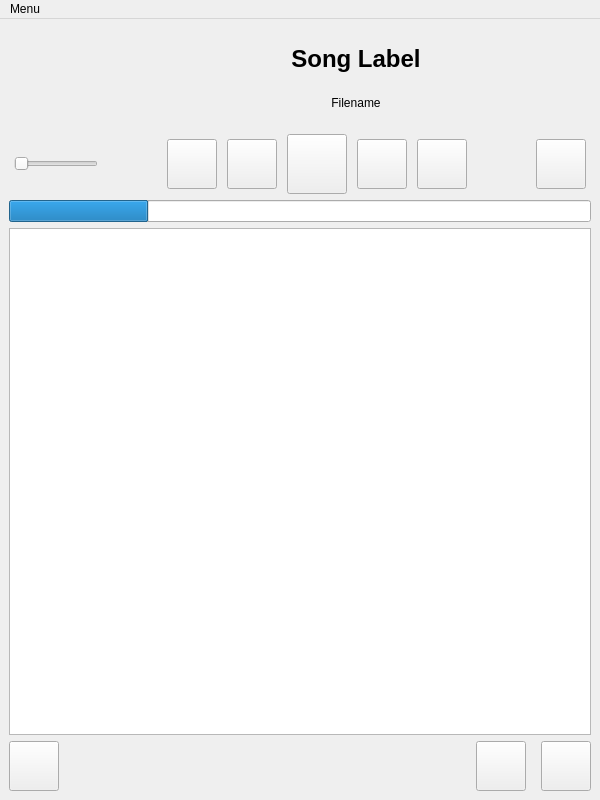
Above: app/src/mainwindow.ui from PraydE007/uAmp before the change. Below: the same form after it.
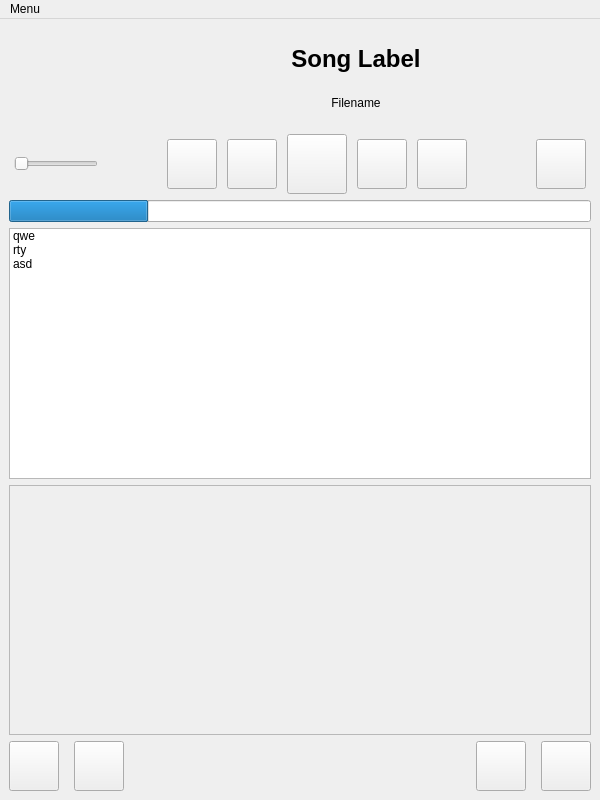
That is the form after the change. Icons and pictures are not drawn.

```diff
--- a/app/src/mainwindow.ui
+++ b/app/src/mainwindow.ui
@@ -399,7 +399,30 @@
      </widget>
     </item>
     <item>
-     <widget class="QListView" name="playlist"/>
+     <widget class="QListWidget" name="listWidget">
+      <item>
+       <property name="text">
+        <string>qwe</string>
+       </property>
+      </item>
+      <item>
+       <property name="text">
+        <string>rty</string>
+       </property>
+      </item>
+      <item>
+       <property name="text">
+        <string>asd</string>
+       </property>
+      </item>
+     </widget>
+    </item>
+    <item>
+     <widget class="QListView" name="playlist">
+      <property name="enabled">
+       <bool>false</bool>
+      </property>
+     </widget>
     </item>
     <item>
      <layout class="QHBoxLayout" name="playlistControlLayout">
@@ -437,6 +460,37 @@
         </property>
        </widget>
       </item>
+      <item>
+       <widget class="QPushButton" name="savePlaylistBtn">
+        <property name="sizePolicy">
+         <sizepolicy hsizetype="Fixed" vsizetype="Fixed">
+          <horstretch>0</horstretch>
+          <verstretch>0</verstretch>
+         </sizepolicy>
+        </property>
+        <property name="minimumSize">
+         <size>
+          <width>50</width>
+          <height>50</height>
+         </size>
+        </property>
+        <property name="maximumSize">
+         <size>
+          <width>50</width>
+          <height>50</height>
+         </size>
+        </property>
+        <property name="text">
+         <string/>
+        </property>
+        <property name="iconSize">
+         <size>
+          <width>32</width>
+          <height>32</height>
+         </size>
+        </property>
+       </widget>
+      </item>
       <item>
        <spacer name="horizontalSpacer_3">
         <property name="orientation">
```
